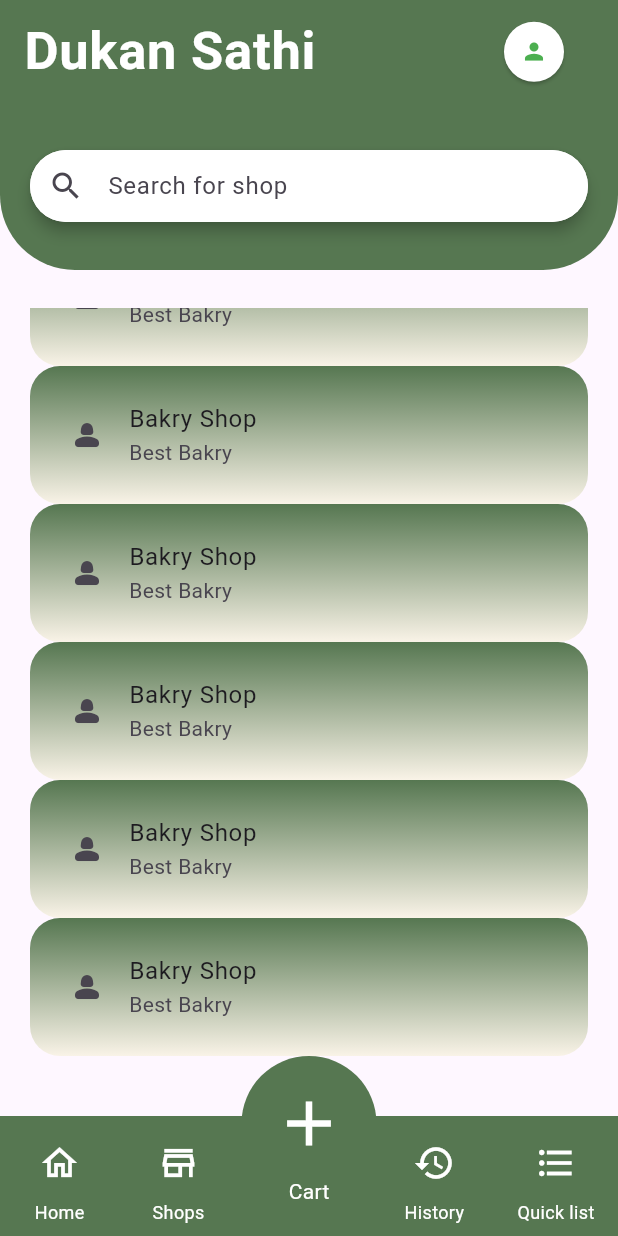
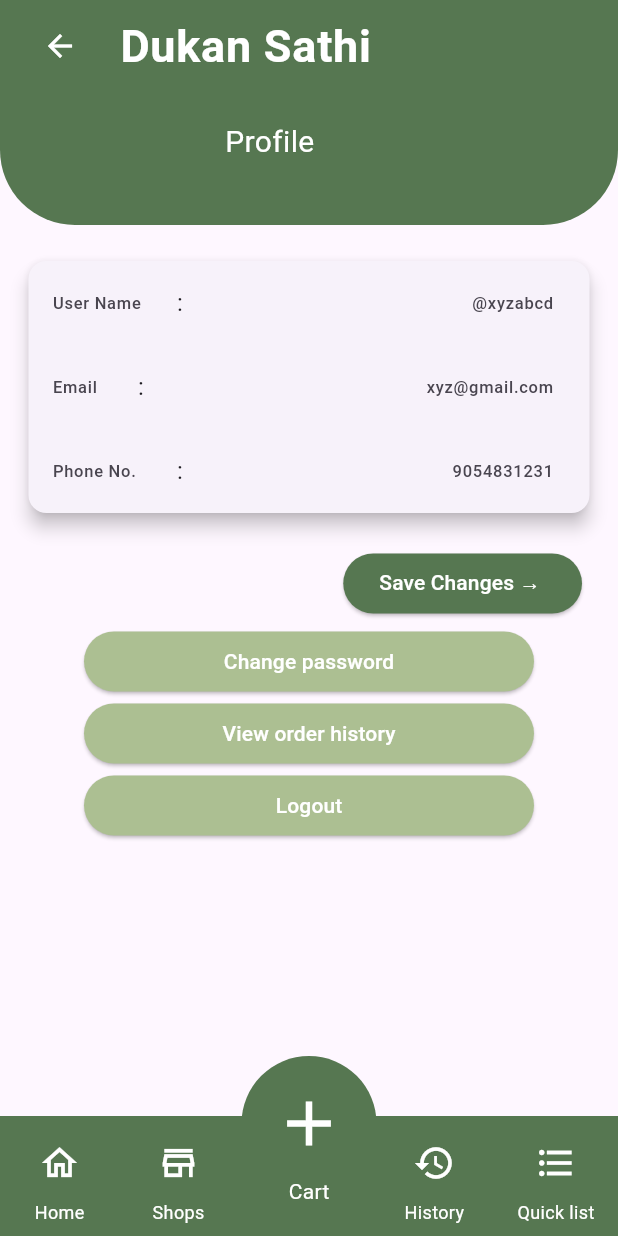
Before and after one commit to durgesh-kanzariya/Dukan-Sathi-Mobile-Application, a Flutter app: the Dashboard screen opened directly, item 2 of the bottom bar chosen, scrolled down 421 dp, after a tap on the "person" icon, on a phone screen of 412 x 824 dp. Run offline on Flutter 3.47's test engine with Material 3 defaults, Android fonts, the phone set to English and light mode, and no system bars; our stand-ins replace get; missing offline and left inert: dart:ffi.

Commit message:
update_some_pages

```diff
--- a/dukan_sathi/lib/dashboard.dart
+++ b/dukan_sathi/lib/dashboard.dart
@@ -1,5 +1,6 @@
 import 'dart:ffi';
 
+import 'package:dukan_sathi/profile.dart';
 import 'package:flutter/material.dart';
 import 'package:flutter/material.dart';
 import 'package:get/get.dart';
@@ -9,6 +10,7 @@ import 'monthly_spending_lage.dart';
 import 'product_page.dart';
 import 'history.dart';
 import 'cart_page.dart';
+import 'profile.dart';
 
 class Dashboard extends StatefulWidget {
   final String username;
@@ -58,7 +60,9 @@ class _DashboardState extends State<Dashboard> {
                         shape: CircleBorder(),
                         padding: EdgeInsets.all(10),
                       ),
-                      onPressed: () {},
+                      onPressed: () {
+                        Get.to(Profile());
+                      },
                       child: Icon(Icons.person),
                     ),
                   ),
@@ -112,83 +116,12 @@ class _DashboardState extends State<Dashboard> {
                   ),
                 ),
 
-                // Positioned(
-                //   top: 218,
-                //   left: 40,
-                //   child: Container(
-                //     height: 70,
-                //     width: 280,
-                //     padding: EdgeInsets.all(16),
-                //     decoration: BoxDecoration(
-                //       color: Colors.white.withOpacity(0.6),
-                //       borderRadius: BorderRadius.only(
-                //         bottomLeft: Radius.circular(20),
-                //         bottomRight: Radius.circular(20),
-                //       ),
-                //       boxShadow: [
-                //         BoxShadow(
-                //           color: Colors.black.withOpacity(0.1),
-                //           blurRadius: 8,
-                //           offset: Offset(0, 10),
-                //         ),
-                //       ],
-                //     ),
-                //     child: ListTile(
-                //       trailing: ElevatedButton(
-                //         style: ElevatedButton.styleFrom(
-                //           backgroundColor: Color(0xFF567751),
-                //           foregroundColor: Colors.white,
-                //         ),
-                //         onPressed: () {
-                //           Get.to(MonthlySpendingLage());
-                //         },
-                //         child: Text(
-                //           "More →",
-                //           style: TextStyle(color: Colors.white),
-                //         ),
-                //       ),
-                //     ),
-                //   ),
-                // ),
+
                 Positioned(
-                  top: 80,
+                  top: 190,
                   left: 40,
                   right: 40,
-                  child: IgnorePointer(
-                    // 👈 ye add karo
-                    child: Container(
-                      width: double.infinity,
-                      padding: EdgeInsets.all(16),
-                      decoration: BoxDecoration(
-                        color: Colors.white.withOpacity(0.6),
-                        borderRadius: BorderRadius.only(
-                          topLeft: Radius.circular(20),
-                          topRight: Radius.circular(20),
-                        ),
-                      ),
-                      child: Column(
-                        crossAxisAlignment: CrossAxisAlignment.start,
-                        children: [
-                          Text(
-                            "Hi, Kishan",
-                            style: TextStyle(
-                              fontSize: 20,
-                              fontWeight: FontWeight.bold,
-                            ),
-                          ),
-                          SizedBox(height: 8),
-                          Text("Last Month - ₹50,000"),
-                          SizedBox(height: 4),
-                          Text("Current Month Spending"),
-                          SizedBox(height: 4),
-                          Text(
-                            "₹1,00,00,000.00",
-                            style: TextStyle(
-                              fontSize: 24,
-                              fontWeight: FontWeight.bold,
-                            ),
-                          ),
-                          ListTile(
+                  child: ListTile(
                     trailing: ElevatedButton(
                       onPressed: () {
                         print("hello");
@@ -200,10 +133,6 @@ class _DashboardState extends State<Dashboard> {
                       child: Text(
                         "More →",
                         style: TextStyle(color: Colors.white),
-                              ),
-                            ),
-                          ),
-                        ],
                       ),
                     ),
                   ),
@@ -225,6 +154,12 @@ class _DashboardState extends State<Dashboard> {
                 mainAxisAlignment: MainAxisAlignment.center,
                 crossAxisAlignment: CrossAxisAlignment.center,
                 children: [
+                  Divider(
+                    color: Colors.black, // Line color
+                    thickness: 1, // Line thickness
+                    indent: 20, // Empty space before line
+                    endIndent: 20,
+                  ),
                   Text("Best Bakery :  • Ready for Pickup"),
                   Text("Raj General Store :  • Preparing"),
                   ElevatedButton(
--- a/dukan_sathi/lib/discover_shop.dart
+++ b/dukan_sathi/lib/discover_shop.dart
@@ -1,8 +1,10 @@
 import 'package:dukan_sathi/bottom_nav.dart';
+import 'package:dukan_sathi/profile.dart';
 import 'package:flutter/material.dart';
 import 'package:get/get.dart';
 import 'package:get/state_manager.dart';
 import 'shop_productpage.dart';
+import 'product_page.dart';
 
 class DiscoverShop extends StatefulWidget {
   const DiscoverShop({super.key});
@@ -47,7 +49,9 @@ class _DiscoverShopState extends State<DiscoverShop> {
                       shape: const CircleBorder(),
                       padding: const EdgeInsets.all(10),
                     ),
-                    onPressed: () {},
+                    onPressed: () {
+                      Get.to(Profile());
+                    },
                     child: const Icon(Icons.person),
                   ),
                 ),
@@ -85,8 +89,7 @@ class _DiscoverShopState extends State<DiscoverShop> {
             child: Padding(
               padding: const EdgeInsets.all(20.0),
               child: Container(
-                decoration: BoxDecoration(
-                ),
+                decoration: BoxDecoration(),
                 child: ListView.builder(
                   itemCount: 10,
                   itemBuilder: (context, index) {
@@ -103,7 +106,6 @@ class _DiscoverShopState extends State<DiscoverShop> {
                               Color(0xFF567751), // The darker green color
                               Color(0xFFF9F3E7), // The lighter off-white color
                             ],
-
                           ),
                           borderRadius: BorderRadius.circular(20),
                         ),
--- a/dukan_sathi/lib/history.dart
+++ b/dukan_sathi/lib/history.dart
@@ -2,6 +2,7 @@ import 'package:flutter/material.dart';
 import 'bottom_nav.dart';
 import 'package:get/get.dart';
 import 'order_details.dart';
+import 'profile.dart';
 
 class History extends StatefulWidget {
   const History({super.key});
@@ -45,7 +46,9 @@ class _HistoryState extends State<History> {
                       shape: const CircleBorder(),
                       padding: const EdgeInsets.all(10),
                     ),
-                    onPressed: () {},
+                    onPressed: () {
+                      Get.to(Profile());
+                    },
                     child: const Icon(Icons.person),
                   ),
                 ),
--- a/dukan_sathi/lib/main.dart
+++ b/dukan_sathi/lib/main.dart
@@ -12,6 +12,8 @@ import 'discover_shop.dart';
 void main() {
   runApp(const MainApp());
 }
+
+
 
 class MainApp extends StatelessWidget {
   const MainApp({super.key});
--- /dev/null
+++ b/dukan_sathi/lib/profile.dart
@@ -0,0 +1,171 @@
+import 'package:dukan_sathi/Login.dart';
+import 'package:dukan_sathi/bottom_nav.dart';
+import 'package:dukan_sathi/history.dart';
+import 'package:flutter/material.dart';
+import 'package:get/get.dart';
+import 'dashboard.dart';
+import 'Login.dart';
+import 'sign_up.dart';
+import 'change_password.dart';
+
+
+class Profile extends StatefulWidget {
+  const Profile({super.key});
+
+  @override
+  State<Profile> createState() => _ProfileState();
+}
+
+class _ProfileState extends State<Profile> {
+  @override
+  Widget build(BuildContext context) {
+    return Scaffold(
+      body: Column(
+        children: [
+          Stack(
+            clipBehavior: Clip.none, // allow overflow
+            children: [
+              Container(
+                height: 150,
+                width: double.infinity,
+                decoration: BoxDecoration(
+                  color: Color(0xFF567751),
+                  borderRadius: BorderRadius.only(
+                    bottomLeft: Radius.circular(50),
+                    bottomRight: Radius.circular(50),
+                  ),
+                ),
+                child: Column(
+                  children: [
+                    ListTile(
+                      leading: IconButton(
+                        onPressed: () {
+                          Get.to(
+                            Dashboard(username: "kishan", password: "12345677"),
+                          );
+                        },
+                        icon: Icon(Icons.arrow_back),
+                        style: IconButton.styleFrom(
+                          foregroundColor: Colors.white,
+                        ),
+                      ),
+                      title: Text(
+                        "Dukan Sathi",
+                        style: TextStyle(
+                          fontSize: 30,
+                          color: Colors.white,
+                          fontWeight: FontWeight.bold,
+                        ),
+                      ),
+                    ),
+                  ],
+                ),
+              ),
+              Positioned(
+                top: 80,
+                left: 150,
+                child: Center(
+                  child: Text(
+                    "Profile",
+                    style: TextStyle(color: Colors.white, fontSize: 20),
+                  ),
+                ),
+              ),
+            ],
+          ),
+          SizedBox(height: 5),
+
+          Padding(
+            padding: const EdgeInsets.all(15.0),
+            child: Card(
+              elevation: 5,
+              child: Column(
+                children: [
+                  ListTile(
+                    leading: Text("User Name "),
+                    title: Text(" : "),
+                    trailing: Text("@xyzabcd"),
+                  ),
+                  ListTile(
+                    leading: Text("Email  "),
+                    title: Text(" : "),
+                    trailing: Text("xyz@gmail.com"),
+                  ),
+                  ListTile(
+                    leading: Text("Phone No.  "),
+                    title: Text(" : "),
+                    trailing: Text("9054831231"),
+                  ),
+                ],
+              ),
+            ),
+          ),
+
+           ListTile(
+                    trailing: ElevatedButton(onPressed: (){
+
+                    }, child: Text("Save Changes → "),
+                     style: ElevatedButton.styleFrom(
+                          backgroundColor: const Color(0xFF567751),
+                          foregroundColor: Colors.white,
+                        ),
+                    ),
+                  ),
+
+
+
+           Container(
+            width: 300,
+             child: ElevatedButton(
+                    onPressed: () {
+                      Get.to(ChangePassword());
+                    },
+                    child: Text("Change password"),
+                    style: ElevatedButton.styleFrom(
+                        foregroundColor: Colors.white,
+                        backgroundColor: Color(0xFFACBF92),
+                    ),
+                  ),
+           ),
+
+
+
+           Container(
+            width: 300,
+             child: ElevatedButton(
+                    onPressed: () {
+                      Get.to(History());
+                    },
+                    child: Text("View order history"),
+                    style: ElevatedButton.styleFrom(
+                        foregroundColor: Colors.white,
+                        backgroundColor: Color(0xFFACBF92),
+                    ),
+                  ),
+           ),
+
+
+
+           Container(
+            width: 300,
+             child: ElevatedButton(
+                    onPressed: () {
+                      Get.offAll(Login());
+                    },
+                    child: Text("Logout"),
+                    style: ElevatedButton.styleFrom(
+                        foregroundColor: Colors.white,
+                        backgroundColor: Color(0xFFACBF92),
+                    ),
+                  ),
+           ),
+
+
+
+        ],
+      ),
+
+      bottomNavigationBar: BottomNav(),
+    );
+  }
+}
--- a/dukan_sathi/lib/quick_order.dart
+++ b/dukan_sathi/lib/quick_order.dart
@@ -2,6 +2,11 @@ import 'package:flutter/material.dart';
 import 'cart_page.dart';
 import 'bottom_nav.dart';
 import 'package:get/get.dart';
+import 'profile.dart';
+
+
+
+
 
 class QuickOrder extends StatefulWidget {
   const QuickOrder({super.key});
@@ -46,7 +51,9 @@ class _QuickOrderState extends State<QuickOrder> {
                         shape: CircleBorder(),
                         padding: EdgeInsets.all(10),
                       ),
-                      onPressed: () {},
+                      onPressed: () {
+                        Get.to(Profile());
+                      },
                       child: Icon(Icons.person),
                     ),
                   ),
@@ -239,7 +246,6 @@ class _QuickOrderState extends State<QuickOrder> {
             ),
 
             SizedBox(height: 70),
-
           ],
         ),
       ),
```
Also changed, not shown: dukan_sathi/lib/change_password.dart (added, +141 -0 lines), dukan_sathi/lib/pickup_code.dart (line endings or trailing spaces). Lines whose indentation alone changed are shown as unchanged.
